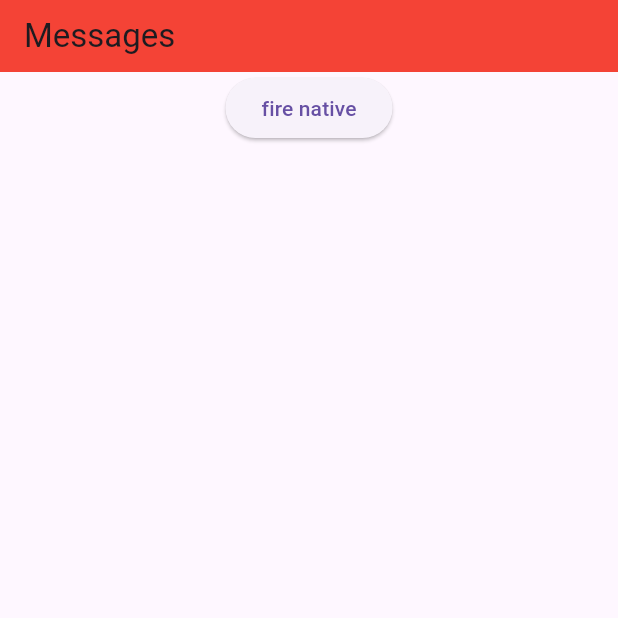
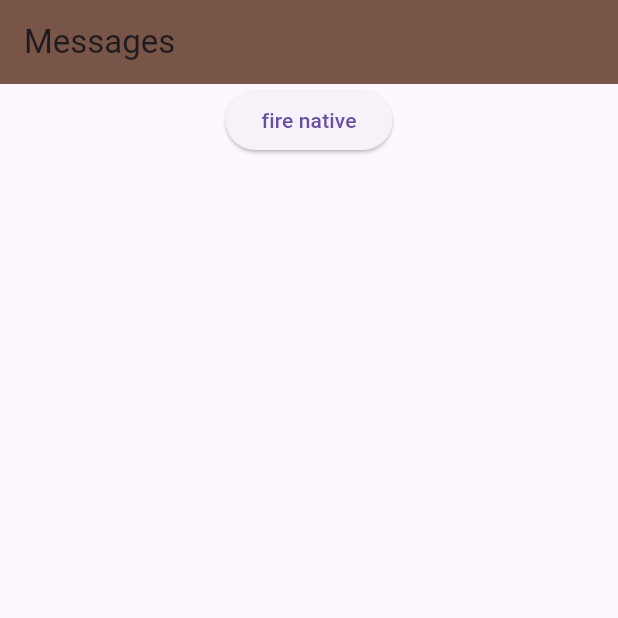
Before and after one commit to qeepcologne/flutter-testapp, a Flutter app: the ChatMainWidget screen opened by its route, on a phone screen of 412 x 824 dp, the top half of it. Run offline on Flutter 3.47's test engine with Material 3 defaults, Android fonts, the phone set to English and light mode, and no system bars; our stand-ins replace go_router, platform; missing offline and left inert: android_intent_plus.

Commit message:
set appBarTheme to demonstrate unwanted color change

```diff
--- a/flutter_module/lib/src/features/chat/presentation/chat_main.dart
+++ b/flutter_module/lib/src/features/chat/presentation/chat_main.dart
@@ -57,11 +57,11 @@ void _fireNativeView({String? uri, String component = 'com.example.myapplication
 
 AppBar emptyBar(BuildContext context, Widget title, {List<Widget>? actions, Function()? backPressedHandler}) {
   return AppBar(
-    toolbarHeight: 48,
-    backgroundColor: Colors.red,
-    systemOverlayStyle: const SystemUiOverlayStyle(statusBarColor: Colors.red),
+//    toolbarHeight: 48,
+//    backgroundColor: Colors.red,
+//    systemOverlayStyle: const SystemUiOverlayStyle(statusBarColor: Colors.red),
     title: title,
-    iconTheme: const IconThemeData(color: Colors.white),
+ //   iconTheme: const IconThemeData(color: Colors.white),
     actions: actions ?? [],
   );
 }
```
Also changed, not shown: flutter_module/lib/main.dart (+8 -4 lines), flutter_module/pubspec.lock, 2 other files.
